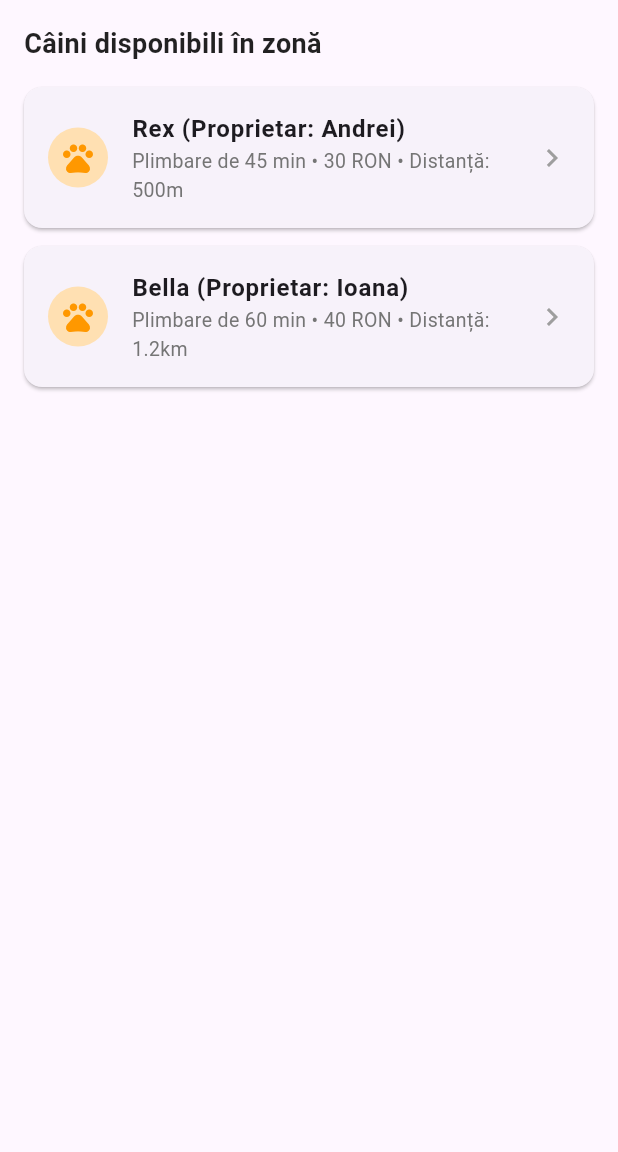
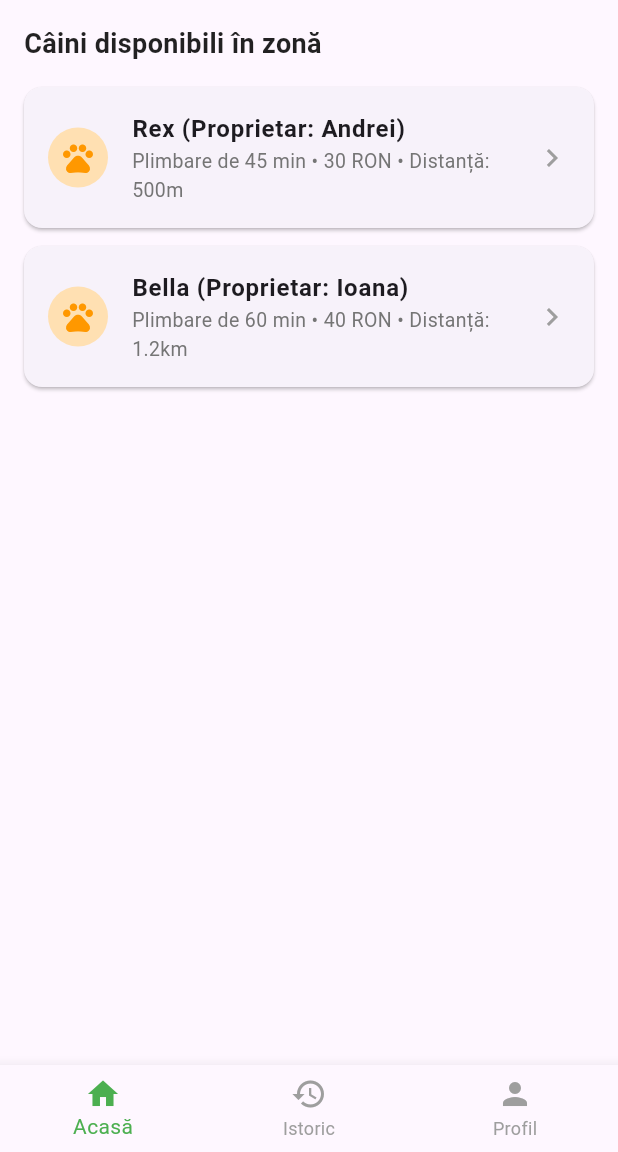
Before and after one commit to bogdanbadea2011-cmd/paws_now, a Flutter app: the WalkerHomeScreen screen opened directly, on a phone screen of 412 x 824 dp, the part 84-1236 px from its top. Run offline on Flutter 3.47's test engine with Material 3 defaults, Android fonts, the phone set to English and light mode, and no system bars.

Commit message:
Legat bara de navigare de ecranul de istoric si profil fara erori

```diff
--- a/lib/walker_home_screen.dart
+++ b/lib/walker_home_screen.dart
@@ -1,5 +1,7 @@
 import 'package:flutter/material.dart';
 import 'walk_details_screen.dart';
+import 'history_screen.dart';
+import 'profile_screen.dart';
 
 class WalkerHomeScreen extends StatefulWidget {
   const WalkerHomeScreen({super.key});
@@ -9,6 +11,8 @@ class WalkerHomeScreen extends StatefulWidget {
 }
 
 class _WalkerHomeScreenState extends State<WalkerHomeScreen> {
+  int _currentIndex = 0;
+
   final List<Map<String, String>> _dogsInArea = [
     {
       'dogName': 'Rex',
@@ -28,16 +32,14 @@ class _WalkerHomeScreenState extends State<WalkerHomeScreen> {
 
   @override
   Widget build(BuildContext context) {
-    return Scaffold(
-      appBar: AppBar(
-        title: const Text(
-          'Paws Now - Dog Walker',
-          style: TextStyle(fontWeight: FontWeight.bold, color: Colors.white),
-        ),
-        backgroundColor: Colors.green,
-        automaticallyImplyLeading: true,
-      ),
-      body: Padding(
+    Widget bodyContent;
+
+    if (_currentIndex == 1) {
+      bodyContent = const HistoryScreen();
+    } else if (_currentIndex == 2) {
+      bodyContent = const ProfileScreen();
+    } else {
+      bodyContent = Padding(
         padding: const EdgeInsets.all(16.0),
         child: Column(
           crossAxisAlignment: CrossAxisAlignment.start,
@@ -97,7 +99,67 @@ class _WalkerHomeScreenState extends State<WalkerHomeScreen> {
             ),
           ],
         ),
+      );
+    }
+
+    return Scaffold(
+      appBar: AppBar(
+        title: Text(
+          _currentIndex == 0
+              ? 'Paws Now - Dog Walker'
+              : _currentIndex == 1
+                  ? 'Istoric Activitate'
+                  : 'Profil',
+          style: const TextStyle(fontWeight: FontWeight.bold, color: Colors.white),
+        ),
+        backgroundColor: Colors.green,
+        automaticallyImplyLeading: true,
+      ),
+      body: bodyContent,
+      bottomNavigationBar: BottomBottomNav(
+        currentIndex: _currentIndex,
+        onTapChanged: (index) {
+          setState(() {
+            _currentIndex = index;
+          });
+        },
       ),
     );
   }
 }
+
+// Widget separat pentru o bară de navigare curată și reutilizabilă
+class BottomBottomNav extends StatelessWidget {
+  final int currentIndex;
+  final ValueChanged<int> onTapChanged;
+
+  const BottomBottomNav({
+    super.key,
+    required this.currentIndex,
+    required this.onTapChanged,
+  });
+
+  @override
+  Widget build(BuildContext context) {
+    return BottomNavigationBar(
+      currentIndex: currentIndex,
+      selectedItemColor: Colors.green,
+      unselectedItemColor: Colors.grey,
+      onTap: onTapChanged,
+      items: const [
+        BottomNavigationBarItem(
+          icon: Icon(Icons.home),
+          label: 'Acasă',
+        ),
+        BottomNavigationBarItem(
+          icon: Icon(Icons.history),
+          label: 'Istoric',
+        ),
+        BottomNavigationBarItem(
+          icon: Icon(Icons.person),
+          label: 'Profil',
+        ),
+      ],
+    );
+  }
+}
```
Also changed, not shown: lib/history_screen.dart (added, +95 -0 lines).
